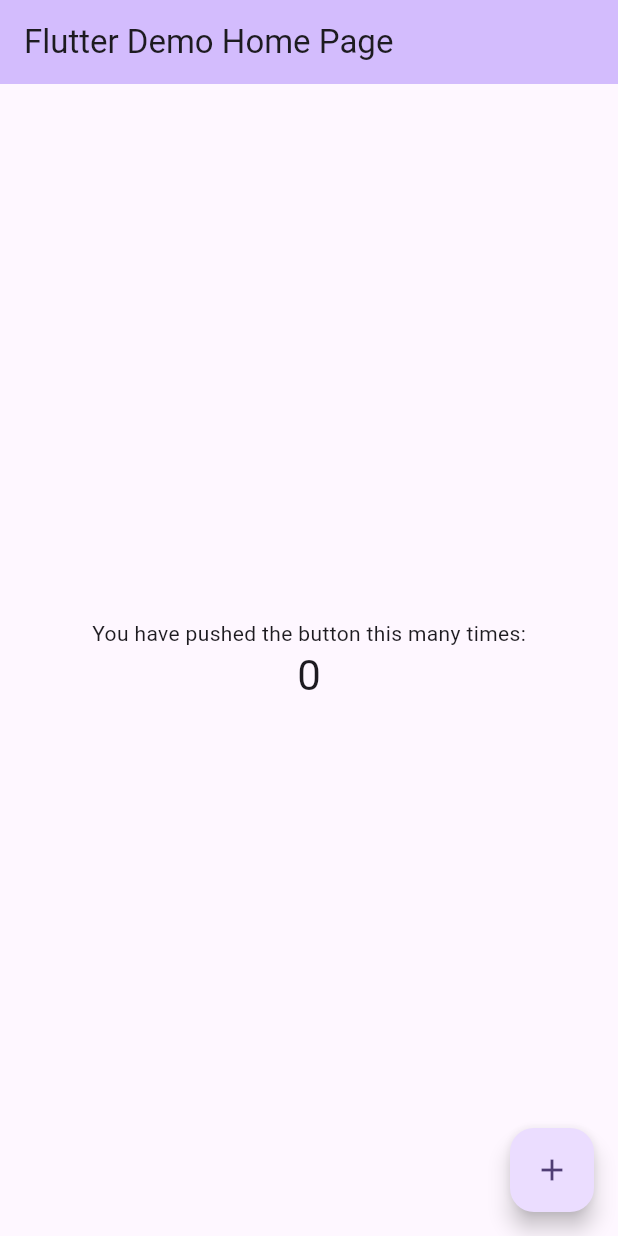
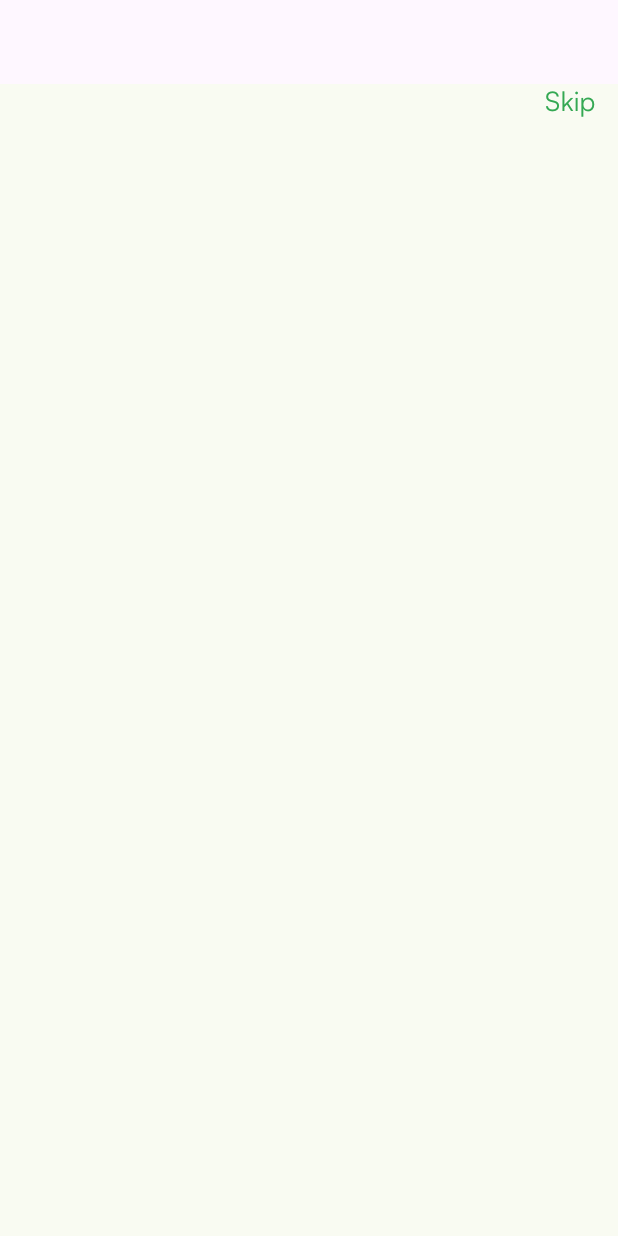
Before and after one commit to themichaelolu/skincare_app, a Flutter app: the screen it shows after launch, on a phone screen of 412 x 824 dp. Run offline on Flutter 3.47's test engine with Material 3 defaults, Android fonts, the phone set to English and light mode, and no system bars; our stand-ins replace flutter_riverpod, flutter_screenutil, go_router, riverpod_annotation; generated files the repository leaves out were written again.

Commit message:
project setup and first run

```diff
--- a/lib/main.dart
+++ b/lib/main.dart
@@ -1,125 +1,40 @@
 import 'package:flutter/material.dart';
+import 'package:flutter_screenutil/flutter_screenutil.dart';
+import 'package:logging/logging.dart';
+import 'package:skincare_app/src/core/router/router_base.dart';
+import 'package:skincare_app/src/themes/light_text_theme.dart';
+import 'package:flutter_riverpod/flutter_riverpod.dart';
 
 void main() {
-  runApp(const MyApp());
+  runApp(const ProviderScope(child: MyApp()));
 }
 
-class MyApp extends StatelessWidget {
+final rootScaffoldMessengerKey = GlobalKey<ScaffoldMessengerState>();
+final log = Logger('Getteasy App');
+
+class MyApp extends ConsumerWidget {
   const MyApp({super.key});
 
   // This widget is the root of your application.
   @override
-  Widget build(BuildContext context) {
-    return MaterialApp(
-      title: 'Flutter Demo',
-      theme: ThemeData(
-        // This is the theme of your application.
-        //
-        // TRY THIS: Try running your application with "flutter run". You'll see
-        // the application has a purple toolbar. Then, without quitting the app,
-        // try changing the seedColor in the colorScheme below to Colors.green
-        // and then invoke "hot reload" (save your changes or press the "hot
-        // reload" button in a Flutter-supported IDE, or press "r" if you used
-        // the command line to start the app).
-        //
-        // Notice that the counter didn't reset back to zero; the application
-        // state is not lost during the reload. To reset the state, use hot
-        // restart instead.
-        //
-        // This works for code too, not just values: Most code changes can be
-        // tested with just a hot reload.
-        colorScheme: ColorScheme.fromSeed(seedColor: Colors.deepPurple),
-        useMaterial3: true,
+  Widget build(BuildContext context, WidgetRef ref) {
+    final goRouter = ref.watch(goRouterProvider);
+    return ScreenUtilInit(
+      designSize: const Size(375, 812),
+      child: MaterialApp.router(
+        debugShowCheckedModeBanner: false,
+        title: 'Flutter Demo',
+        theme: ThemeData(
+          scaffoldBackgroundColor: const Color(0xffF9FBF2),
+          textTheme: lightTextTheme,
+          useMaterial3: true,
+        ),
+        routeInformationProvider: goRouter.routeInformationProvider,
+        routeInformationParser: goRouter.routeInformationParser,
+        routerDelegate: goRouter.routerDelegate,
+        restorationScopeId: 'app',
+        scaffoldMessengerKey: rootScaffoldMessengerKey,
       ),
-      home: const MyHomePage(title: 'Flutter Demo Home Page'),
     );
   }
 }
-
-class MyHomePage extends StatefulWidget {
-  const MyHomePage({super.key, required this.title});
-
-  // This widget is the home page of your application. It is stateful, meaning
-  // that it has a State object (defined below) that contains fields that affect
-  // how it looks.
-
-  // This class is the configuration for the state. It holds the values (in this
-  // case the title) provided by the parent (in this case the App widget) and
-  // used by the build method of the State. Fields in a Widget subclass are
-  // always marked "final".
-
-  final String title;
-
-  @override
-  State<MyHomePage> createState() => _MyHomePageState();
-}
-
-class _MyHomePageState extends State<MyHomePage> {
-  int _counter = 0;
-
-  void _incrementCounter() {
-    setState(() {
-      // This call to setState tells the Flutter framework that something has
-      // changed in this State, which causes it to rerun the build method below
-      // so that the display can reflect the updated values. If we changed
-      // _counter without calling setState(), then the build method would not be
-      // called again, and so nothing would appear to happen.
-      _counter++;
-    });
-  }
-
-  @override
-  Widget build(BuildContext context) {
-    // This method is rerun every time setState is called, for instance as done
-    // by the _incrementCounter method above.
-    //
-    // The Flutter framework has been optimized to make rerunning build methods
-    // fast, so that you can just rebuild anything that needs updating rather
-    // than having to individually change instances of widgets.
-    return Scaffold(
-      appBar: AppBar(
-        // TRY THIS: Try changing the color here to a specific color (to
-        // Colors.amber, perhaps?) and trigger a hot reload to see the AppBar
-        // change color while the other colors stay the same.
-        backgroundColor: Theme.of(context).colorScheme.inversePrimary,
-        // Here we take the value from the MyHomePage object that was created by
-        // the App.build method, and use it to set our appbar title.
-        title: Text(widget.title),
-      ),
-      body: Center(
-        // Center is a layout widget. It takes a single child and positions it
-        // in the middle of the parent.
-        child: Column(
-          // Column is also a layout widget. It takes a list of children and
-          // arranges them vertically. By default, it sizes itself to fit its
-          // children horizontally, and tries to be as tall as its parent.
-          //
-          // Column has various properties to control how it sizes itself and
-          // how it positions its children. Here we use mainAxisAlignment to
-          // center the children vertically; the main axis here is the vertical
-          // axis because Columns are vertical (the cross axis would be
-          // horizontal).
-          //
-          // TRY THIS: Invoke "debug painting" (choose the "Toggle Debug Paint"
-          // action in the IDE, or press "p" in the console), to see the
-          // wireframe for each widget.
-          mainAxisAlignment: MainAxisAlignment.center,
-          children: <Widget>[
-            const Text(
-              'You have pushed the button this many times:',
-            ),
-            Text(
-              '$_counter',
-              style: Theme.of(context).textTheme.headlineMedium,
-            ),
-          ],
-        ),
-      ),
-      floatingActionButton: FloatingActionButton(
-        onPressed: _incrementCounter,
-        tooltip: 'Increment',
-        child: const Icon(Icons.add),
-      ), // This trailing comma makes auto-formatting nicer for build methods.
-    );
-  }
-}
--- /dev/null
+++ b/lib/src/core/utils/app_assets/app_assets.dart
@@ -0,0 +1,3 @@
+class AppAssets{
+
+}
--- /dev/null
+++ b/lib/src/core/utils/constants/app_colors.dart
@@ -0,0 +1,5 @@
+import 'package:flutter/material.dart';
+
+class AppColors {
+  static const primaryColor = Color(0xff34A853);
+}
--- /dev/null
+++ b/lib/src/features/onboarding/onboarding.dart
@@ -0,0 +1,35 @@
+import 'package:flutter/material.dart';
+import 'package:skincare_app/src/core/utils/constants/app_colors.dart';
+
+class OnboardingView extends StatelessWidget {
+  const OnboardingView({super.key});
+
+  @override
+  Widget build(BuildContext context) {
+    return Scaffold(
+      appBar: AppBar(),
+      body: Padding(
+        padding: const EdgeInsets.symmetric(
+          horizontal: 15,
+          vertical: 0,
+        ),
+        child: Column(
+          children: [
+            Row(
+              mainAxisAlignment: MainAxisAlignment.spaceBetween,
+              children: [
+                const SizedBox(),
+                Text(
+                  'Skip',
+                  style: Theme.of(context).textTheme.titleLarge?.copyWith(
+                        color: AppColors.primaryColor,
+                      ),
+                )
+              ],
+            )
+          ],
+        ),
+      ),
+    );
+  }
+}
--- /dev/null
+++ b/lib/src/themes/light_text_theme.dart
@@ -0,0 +1,65 @@
+import 'package:flutter/material.dart';
+
+const lightTextTheme = TextTheme(
+  headlineLarge: TextStyle(
+    fontSize: 24.0,
+    fontFamily: 'Satoshi',
+  ),
+  headlineMedium: TextStyle(
+    fontSize: 20.0,
+    fontWeight: FontWeight.bold,
+    fontFamily: 'Satoshi',
+  ),
+  headlineSmall: TextStyle(
+      fontSize: 16.0,
+      letterSpacing: 0.0,
+      fontWeight: FontWeight.bold,
+      fontFamily: 'Satoshi'),
+  titleLarge: TextStyle(
+    fontSize: 18.0,
+    letterSpacing: 0.15,
+    fontFamily: 'Satoshi',
+  ),
+  titleMedium: TextStyle(
+    fontSize: 16.0,
+    fontFamily: 'Satoshi',
+  ),
+  titleSmall: TextStyle(
+    fontSize: 14.0,
+    letterSpacing: 0.1,
+    fontWeight: FontWeight.w500,
+    fontFamily: 'Satoshi',
+  ),
+  bodyLarge: TextStyle(
+    fontSize: 16.0,
+    fontWeight: FontWeight.normal,
+    fontFamily: 'Satoshi',
+  ),
+  bodyMedium: TextStyle(
+      fontSize: 14.0,
+      letterSpacing: 0.25,
+      fontWeight: FontWeight.normal,
+      fontFamily: 'Satoshi'),
+  bodySmall: TextStyle(
+    fontSize: 12.0,
+    fontWeight: FontWeight.normal,
+    fontFamily: 'Satoshi',
+  ),
+  labelLarge: TextStyle(
+    fontSize: 14.0,
+    letterSpacing: 1.25,
+    fontWeight: FontWeight.w500,
+    fontFamily: 'Satoshi',
+  ),
+  labelMedium: TextStyle(
+    fontSize: 12.0,
+    letterSpacing: 1.0,
+    fontWeight: FontWeight.normal,
+    fontFamily: 'Satoshi',
+  ),
+  labelSmall: TextStyle(
+    fontSize: 10.0,
+    fontWeight: FontWeight.normal,
+    fontFamily: 'Satoshi',
+  ),
+);
```
Also changed, not shown: lib/src/core/router/nav_observer.dart (added, +44 -0 lines), lib/src/core/router/not_found_page.dart (added, +38 -0 lines), lib/src/core/router/router_base.dart (added, +31 -0 lines), pubspec.yaml (+25 -9 lines), assets/fonts/Satoshi-Black.otf (added), assets/fonts/Satoshi-BlackItalic.otf (added), assets/fonts/Satoshi-Bold.otf (added), assets/fonts/Satoshi-BoldItalic.otf (added), assets/fonts/Satoshi-Italic.otf (added), assets/fonts/Satoshi-Light.otf (added), assets/fonts/Satoshi-LightItalic.otf (added), assets/fonts/Satoshi-Medium.otf (added), assets/fonts/Satoshi-MediumItalic.otf (added), assets/fonts/Satoshi-Regular.otf (added), 3 more files.
